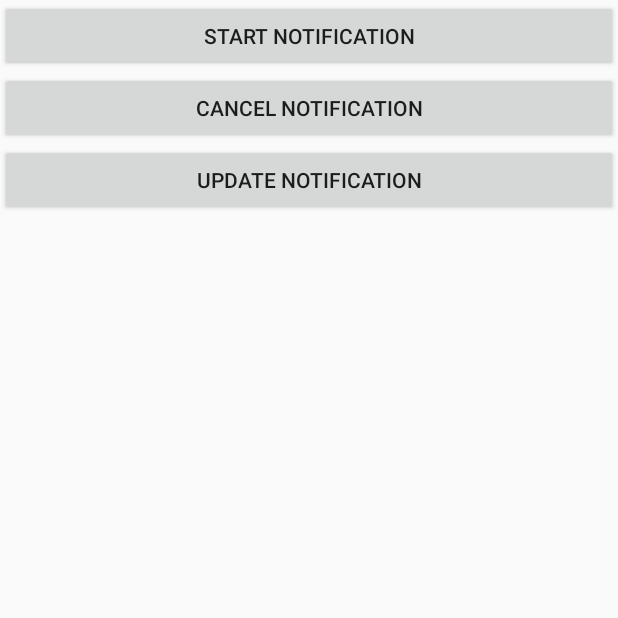
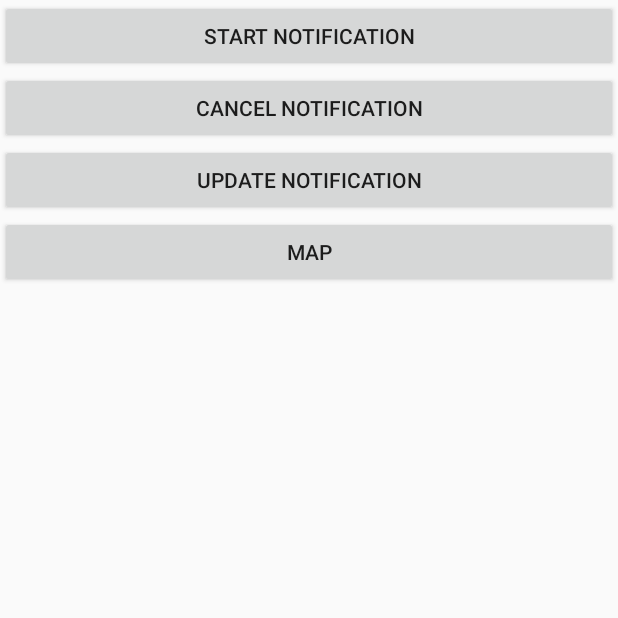
Before and after one commit to aarondancer/FenceHouston, an Android app: the screen it shows after launch (MainActivity), after a tap on "START NOTIFICATION", on a phone screen of 412 x 824 dp, the top half of it. Run offline under Robolectric (Android 15) with nearby library versions, the phone set to English and light mode, and no system bars.

Commit message:
Integrated Maps

```diff
--- a/app/build.gradle
+++ b/app/build.gradle
@@ -22,4 +22,5 @@ android {
 dependencies {
     compile fileTree(dir: 'libs', include: ['*.jar'])
     compile 'com.android.support:appcompat-v7:22.1.1'
+    compile 'com.google.android.gms:play-services:7.3.0'
 }
--- a/app/src/main/java/hackhou/fencehouston/fencehouston/MainActivity.java
+++ b/app/src/main/java/hackhou/fencehouston/fencehouston/MainActivity.java
@@ -1,27 +1,55 @@
 package hackhou.fencehouston.fencehouston;
 
 import android.annotation.TargetApi;
-import android.os.Build;
-import android.os.Bundle;
 import android.app.Activity;
 import android.app.NotificationManager;
 import android.app.PendingIntent;
 import android.app.TaskStackBuilder;
 import android.content.Context;
 import android.content.Intent;
+import android.location.Location;
+import android.location.LocationListener;
+import android.location.LocationManager;
+import android.os.Build;
+import android.os.Bundle;
 import android.support.v4.app.NotificationCompat;
 import android.util.Log;
 import android.view.View;
 import android.widget.Button;
+import android.widget.Toast;
 
-public class MainActivity extends Activity {
+public class MainActivity extends Activity implements LocationListener{
     private NotificationManager mNotificationManager;
     private int notificationID = 100;
     private int numMessages = 0;
+    private LocationManager locationManager;
 
     protected void onCreate(Bundle savedInstanceState) {
         super.onCreate(savedInstanceState);
         setContentView(R.layout.activity_main);
+
+        /********** get Gps location service LocationManager object ***********/
+        locationManager = (LocationManager) getSystemService(Context.LOCATION_SERVICE);
+
+                /* CAL METHOD requestLocationUpdates */
+
+        // Parameters :
+        //   First(provider)    :  the name of the provider with which to register
+        //   Second(minTime)    :  the minimum time interval for notifications,
+        //                         in milliseconds. This field is only used as a hint
+        //                         to conserve power, and actual time between location
+        //                         updates may be greater or lesser than this value.
+        //   Third(minDistance) :  the minimum distance interval for notifications, in meters
+        //   Fourth(listener)   :  a {#link LocationListener} whose onLocationChanged(Location)
+        //                         method will be called for each location update
+
+
+        locationManager.requestLocationUpdates( LocationManager.GPS_PROVIDER,
+                3000,   // 3 sec
+                10, this);
+
+        /********* After registration onLocationChanged method  ********/
+        /********* called periodically after each 3 sec ***********/
 
         Button startBtn = (Button) findViewById(R.id.start);
         startBtn.setOnClickListener(new View.OnClickListener() {
@@ -43,6 +71,15 @@ public class MainActivity extends Activity {
                 updateNotification();
             }
         });
+
+        Button mapBtn = (Button) findViewById(R.id.mapBtn);
+        mapBtn.setOnClickListener(new View.OnClickListener() {
+            public void onClick(View view) {
+                //define a new Intent for the second Activity
+                Intent intent = new Intent(getApplicationContext(), MapsActivity.class);
+                startActivity(intent);;
+            }
+        });
     }
     @TargetApi(Build.VERSION_CODES.JELLY_BEAN)
     protected void displayNotification() {
@@ -59,6 +96,29 @@ public class MainActivity extends Activity {
 
       /* Increase notification number every time a new notification arrives */
         mBuilder.setNumber(++numMessages);
+
+
+      /* Add Big View Specific Configuration */
+        NotificationCompat.InboxStyle inboxStyle =
+                new NotificationCompat.InboxStyle();
+
+        String[] events = new String[6];
+        events[0] = new String("This is first line....");
+        events[1] = new String("This is second line...");
+        events[2] = new String("This is third line...");
+        events[3] = new String("This is 4th line...");
+        events[4] = new String("This is 5th line...");
+        events[5] = new String("This is 6th line...");
+
+        // Sets a title for the Inbox style big view
+        inboxStyle.setBigContentTitle("Big Title Details:");
+        // Moves events into the big view
+        for (int i=0; i < events.length; i++) {
+
+            inboxStyle.addLine(events[i]);
+        }
+        mBuilder.setStyle(inboxStyle);
+
 
       /* Creates an explicit intent for an Activity in your app */
         Intent resultIntent = new Intent(this, NotificationView.class);
@@ -126,4 +186,35 @@ public class MainActivity extends Activity {
       /* Update the existing notification using same notification ID */
         mNotificationManager.notify(notificationID, mBuilder.build());
     }
+
+    /************* Called after each 3 sec **********/
+    @Override
+    public void onLocationChanged(Location location) {
+
+        String str = "Latitude: "+location.getLatitude()+" Longitude: "+location.getLongitude();
+
+        Toast.makeText(getBaseContext(), str, Toast.LENGTH_LONG).show();
+    }
+
+    @Override
+    public void onProviderDisabled(String provider) {
+
+        /******** Called when User off Gps *********/
+
+        Toast.makeText(getBaseContext(), "Gps turned off ", Toast.LENGTH_LONG).show();
+    }
+
+    @Override
+    public void onProviderEnabled(String provider) {
+
+        /******** Called when User on Gps  *********/
+
+        Toast.makeText(getBaseContext(), "Gps turned on ", Toast.LENGTH_LONG).show();
+    }
+
+    @Override
+    public void onStatusChanged(String provider, int status, Bundle extras) {
+        // TODO Auto-generated method stub
+
+    }
 }
--- a/app/src/main/res/layout/activity_main.xml
+++ b/app/src/main/res/layout/activity_main.xml
@@ -19,4 +19,9 @@
         android:layout_height="wrap_content"
         android:text="@string/update_note" />
 
+    <Button android:id="@+id/mapBtn"
+        android:layout_width="fill_parent"
+        android:layout_height="wrap_content"
+        android:text="@string/map" />
+
 </LinearLayout>
--- a/app/src/main/res/values/strings.xml
+++ b/app/src/main/res/values/strings.xml
@@ -10,8 +10,9 @@
     <string name="title_section1">Section 1</string>
     <string name="title_section2">Section 2</string>
     <string name="title_section3">Section 3</string>
-
+    <string name="map">Map</string>
 
     <string name="navigation_drawer_open" />
     <string name="navigation_drawer_close" />
+    <string name="title_activity_maps">Map</string>
 </resources>
```
Also changed, not shown: app/src/debug/res/values/google_maps_api.xml (added, +18 -0 lines), app/src/main/AndroidManifest.xml (+34 -3 lines), app/src/main/java/hackhou/fencehouston/fencehouston/MapsActivity.java (added, +67 -0 lines), app/src/main/res/layout/activity_maps.xml (added, +7 -0 lines), 2 other files.
